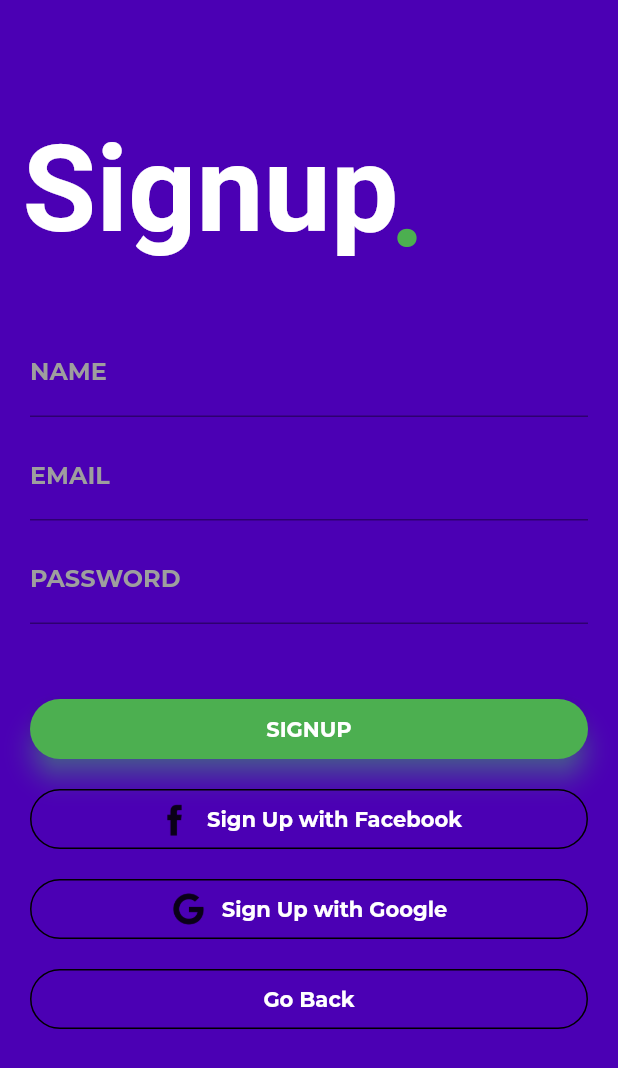
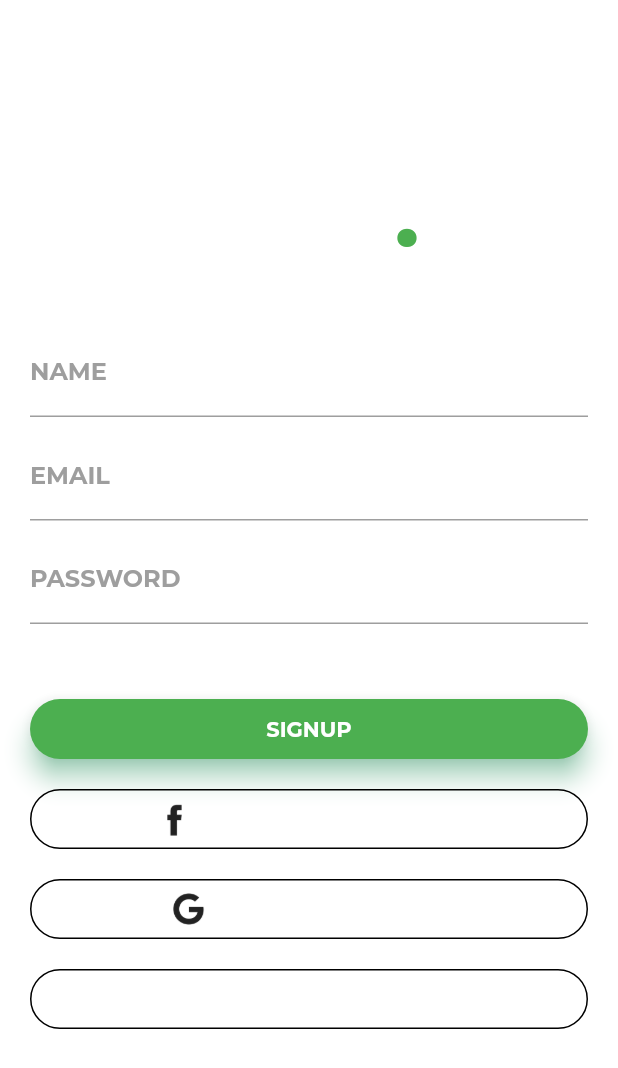
Before and after one commit to lincolnkushwah009/game01, a Flutter app: the SignupPage screen opened by its route, on a phone screen of 412 x 824 dp. Shown: the top 1068 px of the screen. Run offline on Flutter 3.47's test engine with Material 2 defaults, Android fonts, the light colour scheme and no system bars; our stand-ins replace carousel_pro, dio, email_validator; project files that could hold a hidden picture were left out.

Commit message:
some changes

```diff
--- a/lib/components/user_account.detail.dart
+++ b/lib/components/user_account.detail.dart
@@ -34,8 +34,7 @@ class UserAccountDetail extends StatelessWidget {
                         child: IconButton(
                           color: Colors.white,
                           onPressed: () {
-                            Navigator.of(context)
-                                .pushNamed(UserAccountDetail.routeName);
+
                           },
                           icon: Icon(
                             Icons.arrow_forward_ios,
--- a/lib/login.dart
+++ b/lib/login.dart
@@ -67,6 +67,7 @@ class _LoginState extends State<LoginPage> {
   Widget build(BuildContext context) {
     return Scaffold(
       resizeToAvoidBottomPadding: false,
+      backgroundColor: Colors.white,
       body: Column(
         crossAxisAlignment: CrossAxisAlignment.start,
         children: <Widget>[
--- a/lib/signup.dart
+++ b/lib/signup.dart
@@ -75,6 +75,7 @@ class _SignupPageState extends State<SignupPage> {
     return Scaffold(
         key: _scaffoldKey,
         resizeToAvoidBottomPadding: false,
+        backgroundColor: Colors.white,
         body: Column(crossAxisAlignment: CrossAxisAlignment.start, children: <
             Widget>[
           Container(
```
